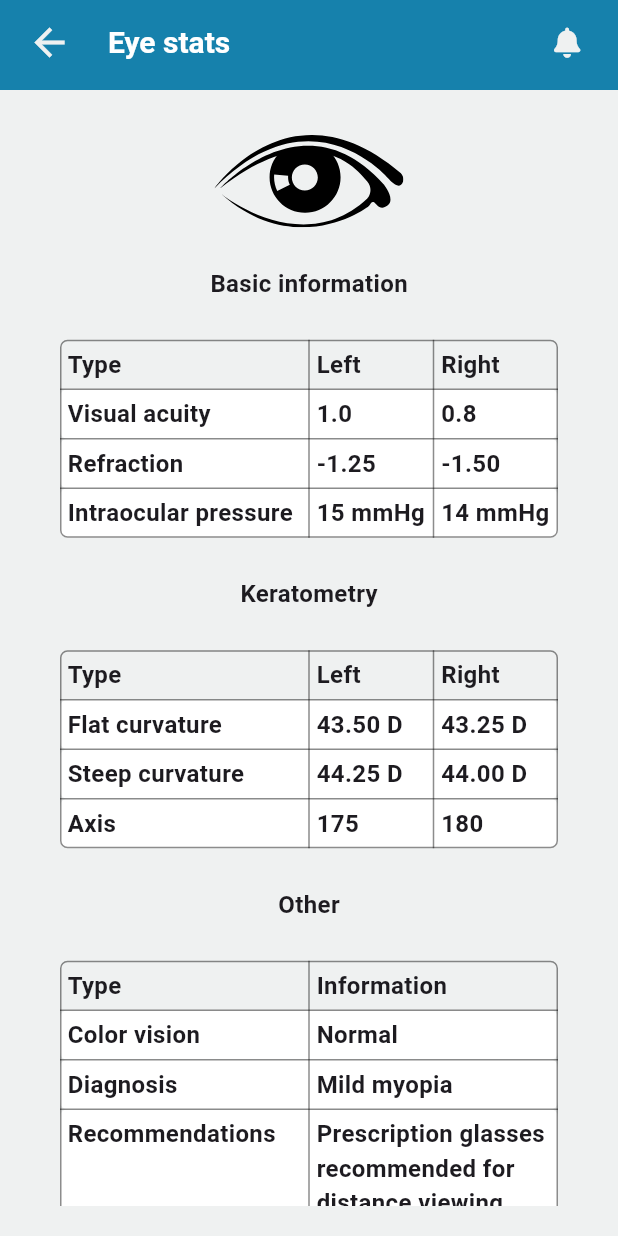
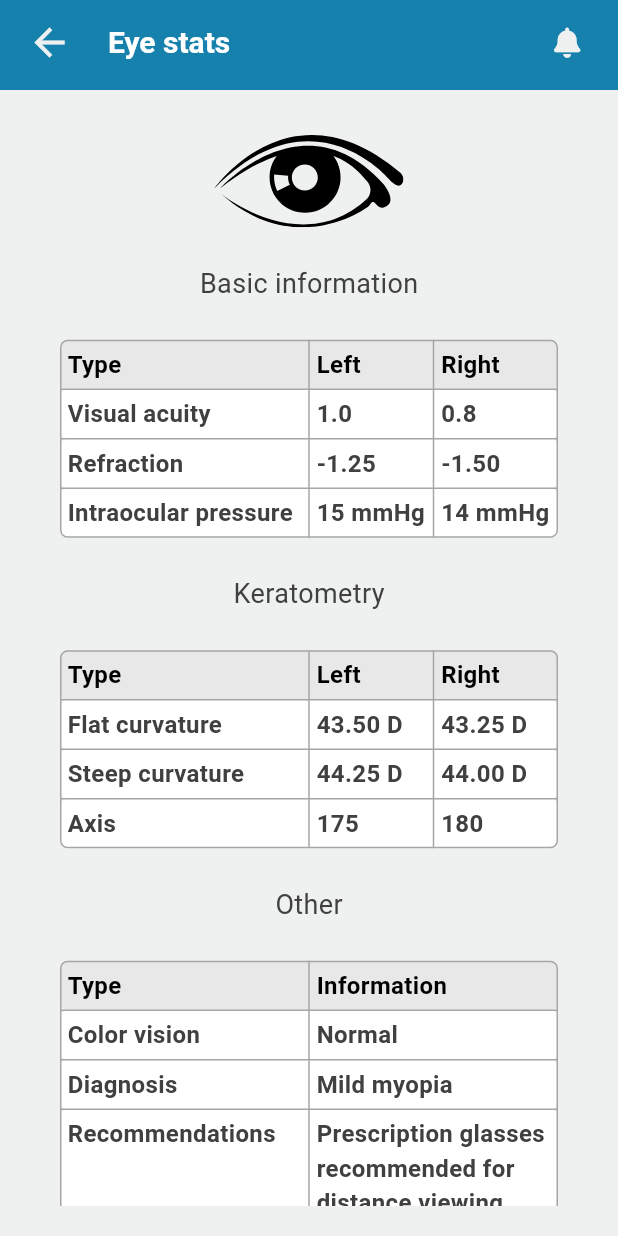
Before and after one commit to Jarwesbub/healthcare_superplatform, a Flutter app: the EyesightStatsPage screen opened directly, on a phone screen of 412 x 824 dp. Run offline on Flutter 3.47's test engine with Material 3 defaults, Android fonts, the phone set to English and light mode, and no system bars; our stand-ins replace bubble, flutter_local_notifications, flutter_svg, font_awesome_flutter, permission_handler, shared_preferences; missing offline and left inert: dialogflow_flutter_plus; accounts and stored records are empty.

Commit message:
Eyesight stat color updates

```diff
--- a/lib/demos/eyesight_stats/models/eyesight_text_style.dart
+++ b/lib/demos/eyesight_stats/models/eyesight_text_style.dart
@@ -7,7 +7,11 @@ class EyesightTextStyle {
     fontSize: 20,
     fontWeight: FontWeight.w600,
   );
-  final header = TextStyle(color: EyesightColors().onSurface, fontSize: 18);
+  final header = TextStyle(
+    color: EyesightColors().onSurface,
+    fontSize: 18,
+    fontWeight: FontWeight.w400,
+  );
   final label = TextStyle(
     color: EyesightColors().customSecondary,
     fontSize: 18,
--- a/lib/demos/eyesight_stats/pages/eyesight_stats_page.dart
+++ b/lib/demos/eyesight_stats/pages/eyesight_stats_page.dart
@@ -3,6 +3,7 @@ import 'package:flutter/material.dart';
 import 'package:flutter/services.dart';
 import 'package:flutter_svg/svg.dart';
 import 'package:healthcare_superplatform/demos/eyesight_stats/models/eyesight_colors.dart';
+import 'package:healthcare_superplatform/demos/eyesight_stats/models/eyesight_text_style.dart';
 import 'package:healthcare_superplatform/demos/eyesight_stats/widgets/eyesight_appbar.dart';
 import 'package:healthcare_superplatform/demos/eyesight_stats/widgets/eyesight_table_widget.dart';
 
@@ -112,10 +113,7 @@ class _EyesightStatsState extends State<EyesightStatsPage> {
       width: double.infinity,
       alignment: Alignment.center,
       margin: const EdgeInsets.symmetric(vertical: 20),
-      child: Text(
-        text,
-        style: TextStyle(fontSize: 16, fontWeight: FontWeight.bold),
-      ),
+      child: Text(text, style: EyesightTextStyle().header),
     );
   }
 }
--- a/lib/demos/eyesight_stats/widgets/eyesight_table_widget.dart
+++ b/lib/demos/eyesight_stats/widgets/eyesight_table_widget.dart
@@ -1,4 +1,5 @@
 import 'package:flutter/material.dart';
+import 'package:healthcare_superplatform/demos/eyesight_stats/models/eyesight_colors.dart';
 
 // Widget that shows table data similar to Excel.
 
@@ -41,7 +42,7 @@ class EyesightTableWidget extends StatelessWidget {
         width: 1,
         style: BorderStyle.solid,
         borderRadius: BorderRadius.circular(5),
-        color: Colors.black45,
+        color: EyesightColors().grey1,
       ),
       columnWidths: flexColumnWidths,
       children: List.generate(tableContent.length, (columnIndex) {
@@ -51,7 +52,7 @@ class EyesightTableWidget extends StatelessWidget {
             decoration: BoxDecoration(
               borderRadius: BorderRadius.circular(5),
 
-              color: const Color(0xFFEFF1F1),
+              color: EyesightColors().grey0,
             ),
             children: List.generate(rows, (rowIndex) {
               // Rows.
@@ -60,7 +61,11 @@ class EyesightTableWidget extends StatelessWidget {
                 padding: const EdgeInsets.all(5),
                 child: Text(
                   title,
-                  style: TextStyle(fontSize: 16, fontWeight: FontWeight.w600),
+                  style: TextStyle(
+                    color: Colors.black,
+                    fontSize: 16,
+                    fontWeight: FontWeight.w600,
+                  ),
                 ),
               );
             }),
@@ -79,7 +84,11 @@ class EyesightTableWidget extends StatelessWidget {
               padding: const EdgeInsets.all(5),
               child: Text(
                 text,
-                style: TextStyle(fontSize: 16, fontWeight: FontWeight.w600),
+                style: TextStyle(
+                  color: EyesightColors().onSurface,
+                  fontSize: 16,
+                  fontWeight: FontWeight.w600,
+                ),
               ),
             );
           }),
```
